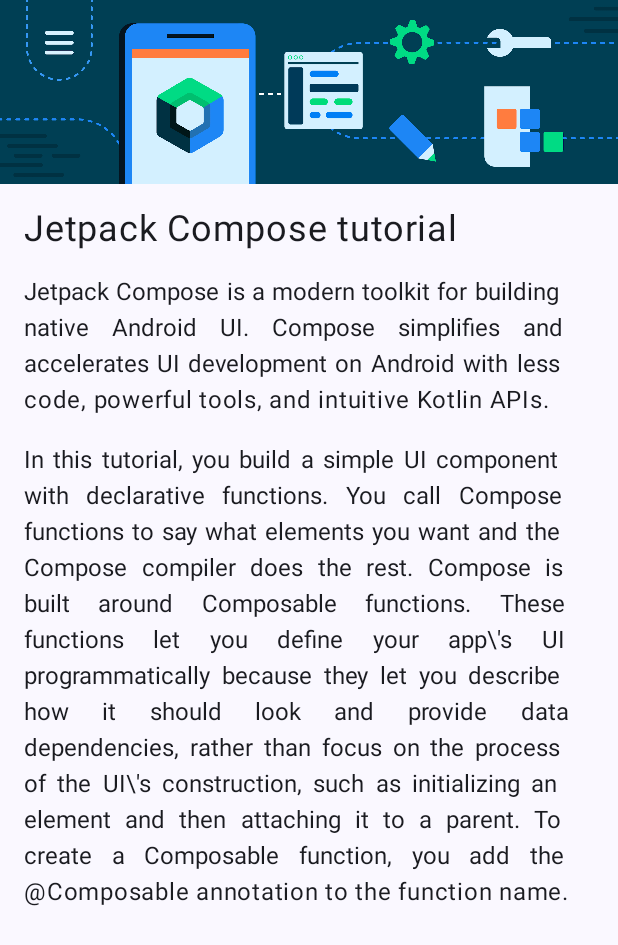
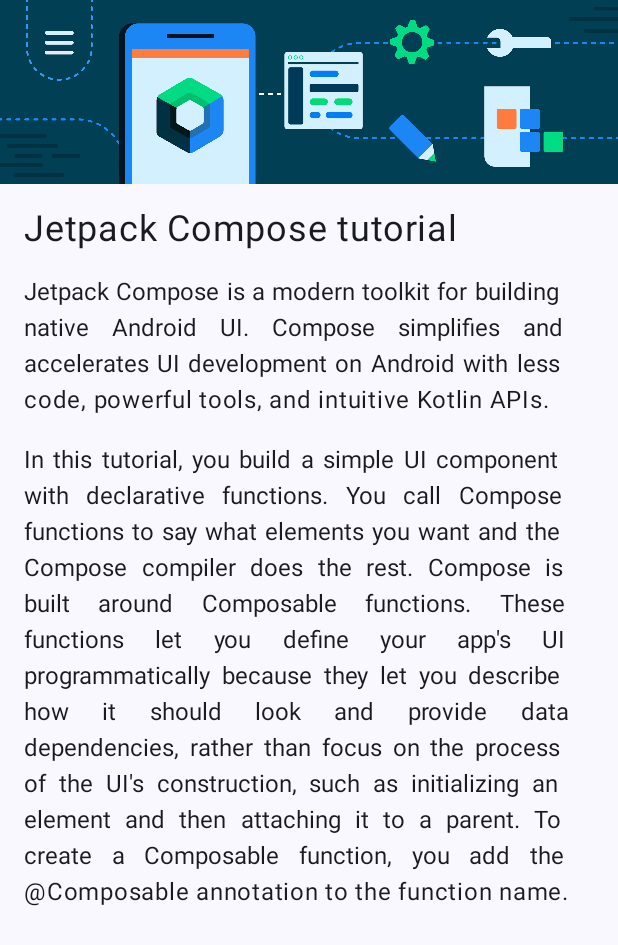
Before and after one commit to willystawn/learn-android-basic-with-compose, an Android app built with Jetpack Compose: the screen it shows after launch (MainActivity), on a phone screen of 412 x 824 dp. Shown: the top 945 px of the screen. Run offline under Robolectric (Android 15) with nearby library versions, the phone set to English and light mode, and no system bars.

Commit message:
rm escaping //

```diff
--- a/app/src/main/res/values/strings.xml
+++ b/app/src/main/res/values/strings.xml
@@ -2,5 +2,5 @@
     <string name="app_name">Learn Together</string>
     <string name="title_jetpack_compose_tutorial">Jetpack Compose tutorial</string>
     <string name="jetpack_compose_short_description">Jetpack Compose is a modern toolkit for building native Android UI. Compose simplifies and accelerates UI development on Android with less code, powerful tools, and intuitive Kotlin APIs.</string>
-    <string name="jetpack_compose_long_description">In this tutorial, you build a simple UI component with declarative functions. You call Compose functions to say what elements you want and the Compose compiler does the rest. Compose is built around Composable functions. These functions let you define your app\\\'s UI programmatically because they let you describe how it should look and provide data dependencies, rather than focus on the process of the UI\\\'s construction, such as initializing an element and then attaching it to a parent. To create a Composable function, you add the @Composable annotation to the function name.</string>
+    <string name="jetpack_compose_long_description">In this tutorial, you build a simple UI component with declarative functions. You call Compose functions to say what elements you want and the Compose compiler does the rest. Compose is built around Composable functions. These functions let you define your app\'s UI programmatically because they let you describe how it should look and provide data dependencies, rather than focus on the process of the UI\'s construction, such as initializing an element and then attaching it to a parent. To create a Composable function, you add the @Composable annotation to the function name.</string>
 </resources>
```
